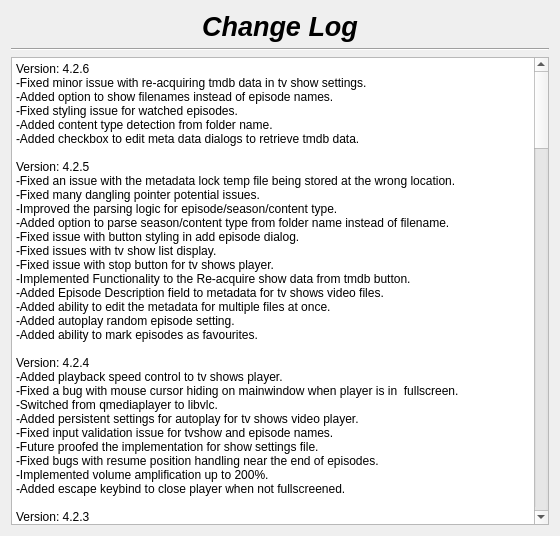
therealMaPMaKeR/MMDiary, file changelog.ui: the form before one commit.
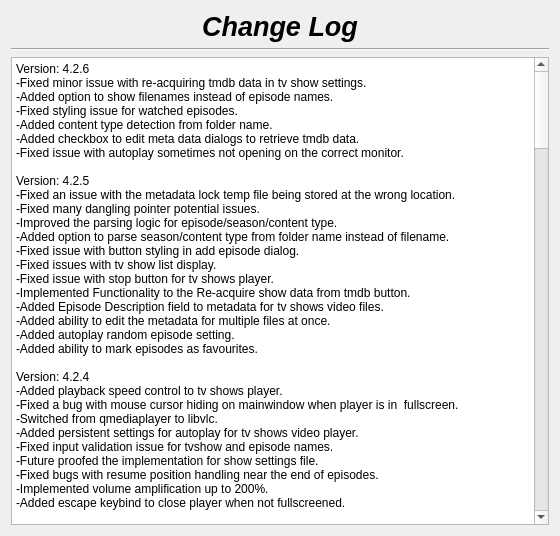
The form after the commit.

Commit message: fixed monitor tracking error for autoplay

Patch:
```diff
--- a/changelog.ui
+++ b/changelog.ui
@@ -57,7 +57,7 @@
 &lt;/style&gt;&lt;/head&gt;&lt;body style=&quot; font-family:'Segoe UI'; font-size:9pt; font-weight:400; font-style:normal;&quot;&gt;
 &lt;p style=&quot; margin-top:0px; margin-bottom:0px; margin-left:0px; margin-right:0px; -qt-block-indent:0; text-indent:0px;&quot;&gt;Version: 4.2.6&lt;br /&gt;-Fixed minor issue with re-acquiring tmdb data in tv show settings.&lt;/p&gt;
 &lt;p style=&quot; margin-top:0px; margin-bottom:0px; margin-left:0px; margin-right:0px; -qt-block-indent:0; text-indent:0px;&quot;&gt;-Added option to show filenames instead of episode names.&lt;br /&gt;-Fixed styling issue for watched episodes.&lt;/p&gt;
-&lt;p style=&quot; margin-top:0px; margin-bottom:0px; margin-left:0px; margin-right:0px; -qt-block-indent:0; text-indent:0px;&quot;&gt;-Added content type detection from folder name.&lt;br /&gt;-Added checkbox to edit meta data dialogs to retrieve tmdb data.&lt;br /&gt;&lt;br /&gt;Version: 4.2.5&lt;br /&gt;-Fixed an issue with the metadata lock temp file being stored at the wrong location.&lt;br /&gt;-Fixed many dangling pointer potential issues.&lt;/p&gt;
+&lt;p style=&quot; margin-top:0px; margin-bottom:0px; margin-left:0px; margin-right:0px; -qt-block-indent:0; text-indent:0px;&quot;&gt;-Added content type detection from folder name.&lt;br /&gt;-Added checkbox to edit meta data dialogs to retrieve tmdb data.&lt;br /&gt;-Fixed issue with autoplay sometimes not opening on the correct monitor.&lt;br /&gt;&lt;br /&gt;Version: 4.2.5&lt;br /&gt;-Fixed an issue with the metadata lock temp file being stored at the wrong location.&lt;br /&gt;-Fixed many dangling pointer potential issues.&lt;/p&gt;
 &lt;p style=&quot; margin-top:0px; margin-bottom:0px; margin-left:0px; margin-right:0px; -qt-block-indent:0; text-indent:0px;&quot;&gt;-Improved the parsing logic for episode/season/content type.&lt;br /&gt;-Added option to parse season/content type from folder name instead of filename.&lt;br /&gt;-Fixed issue with button styling in add episode dialog.&lt;/p&gt;
 &lt;p style=&quot; margin-top:0px; margin-bottom:0px; margin-left:0px; margin-right:0px; -qt-block-indent:0; text-indent:0px;&quot;&gt;-Fixed issues with tv show list display.&lt;/p&gt;
 &lt;p style=&quot; margin-top:0px; margin-bottom:0px; margin-left:0px; margin-right:0px; -qt-block-indent:0; text-indent:0px;&quot;&gt;-Fixed issue with stop button for tv shows player.&lt;br /&gt;-Implemented Functionality to the Re-acquire show data from tmdb button.&lt;br /&gt;-Added Episode Description field to metadata for tv shows video files.&lt;br /&gt;-Added ability to edit the metadata for multiple files at once.&lt;br /&gt;-Added autoplay random episode setting.&lt;br /&gt;-Added ability to mark episodes as favourites.&lt;br /&gt;&lt;br /&gt;Version: 4.2.4&lt;br /&gt;-Added playback speed control to tv shows player.&lt;br /&gt;-Fixed a bug with mouse cursor hiding on mainwindow when player is in  fullscreen.&lt;/p&gt;
```
The commit also changes 1 other file.
